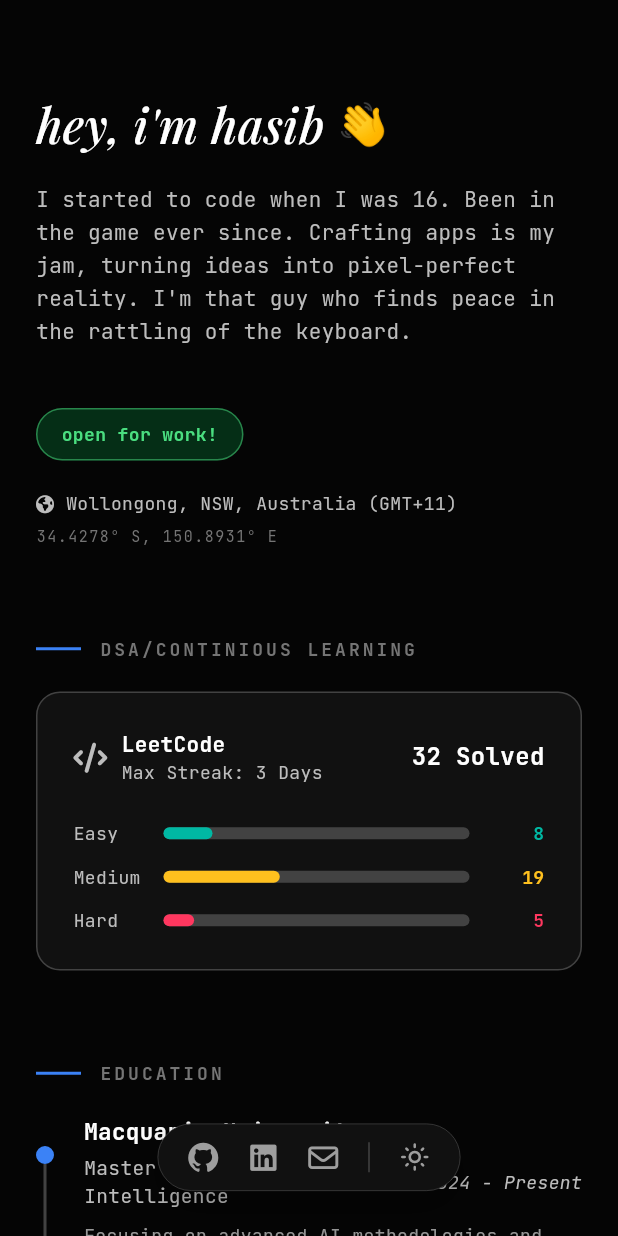
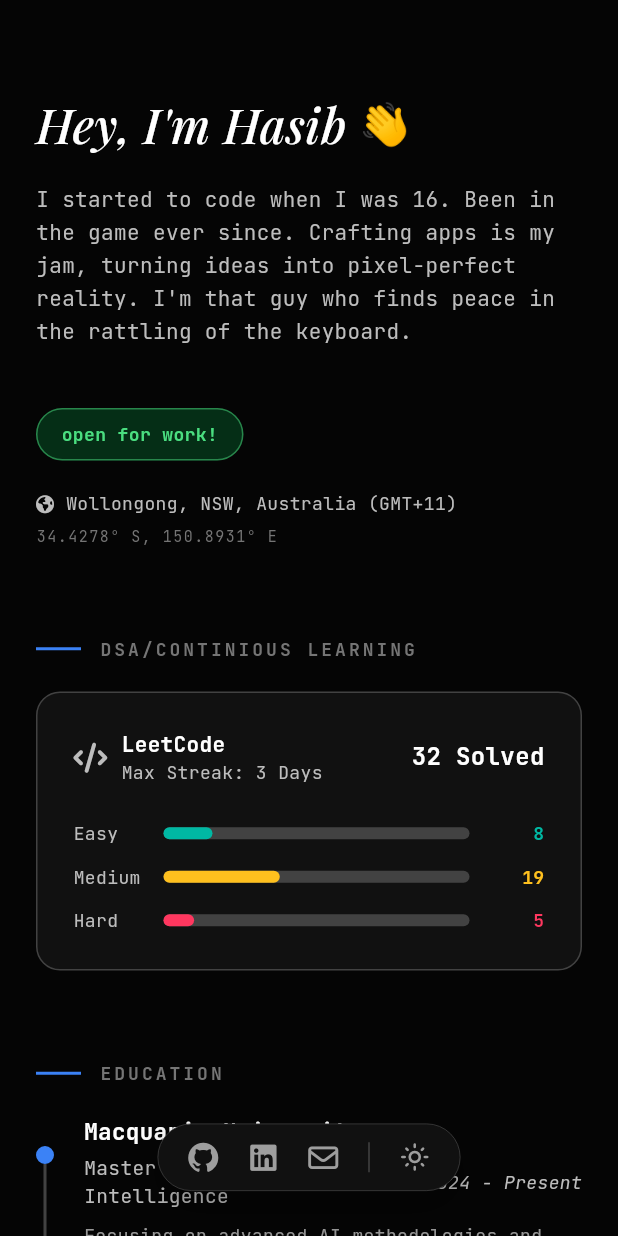
Before and after one commit to hasibullah1811/hasibullah.dev, a Flutter app: the screen it shows after launch, on a phone screen of 412 x 824 dp. Run offline on Flutter 3.47's test engine with Material 3 defaults, Android fonts, the light colour scheme and no system bars; our stand-ins replace font_awesome_flutter, google_fonts; missing offline and left inert: dart:html.

Commit message:
wife asked me to change the letter to capital

```diff
--- a/lib/main.dart
+++ b/lib/main.dart
@@ -476,7 +476,7 @@ class HeaderSection extends StatelessWidget {
         Row(
           children: [
             Text(
-              "hey, i'm hasib ",
+              "Hey, I'm Hasib ",
               style: GoogleFonts.playfairDisplay(
                 color: colorScheme.primary, // Changed from Colors.white
                 fontSize: 32,
```
